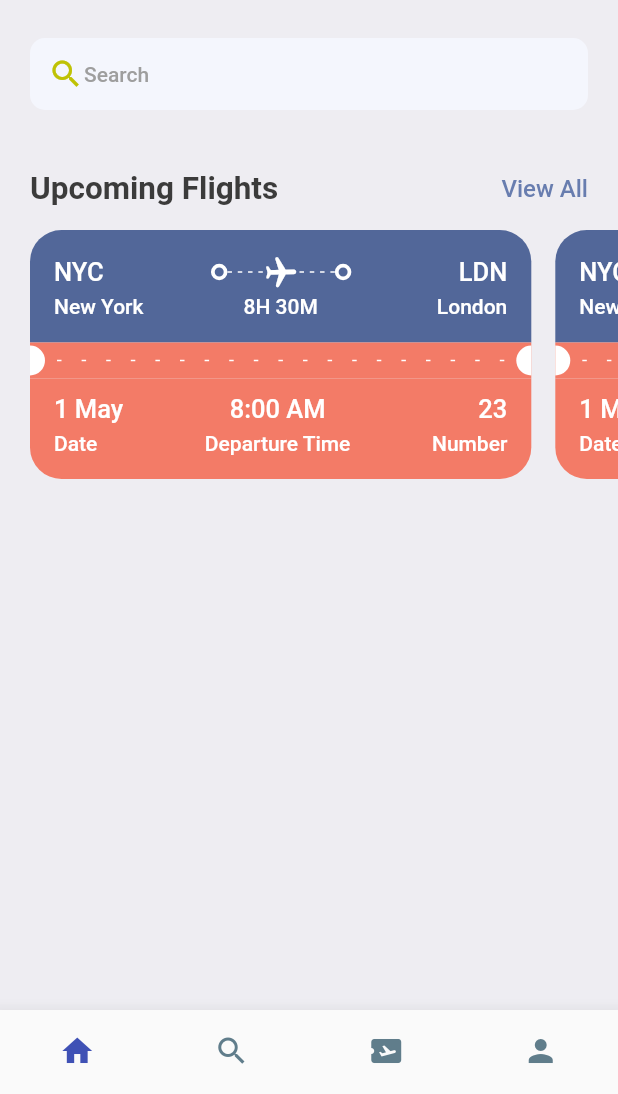
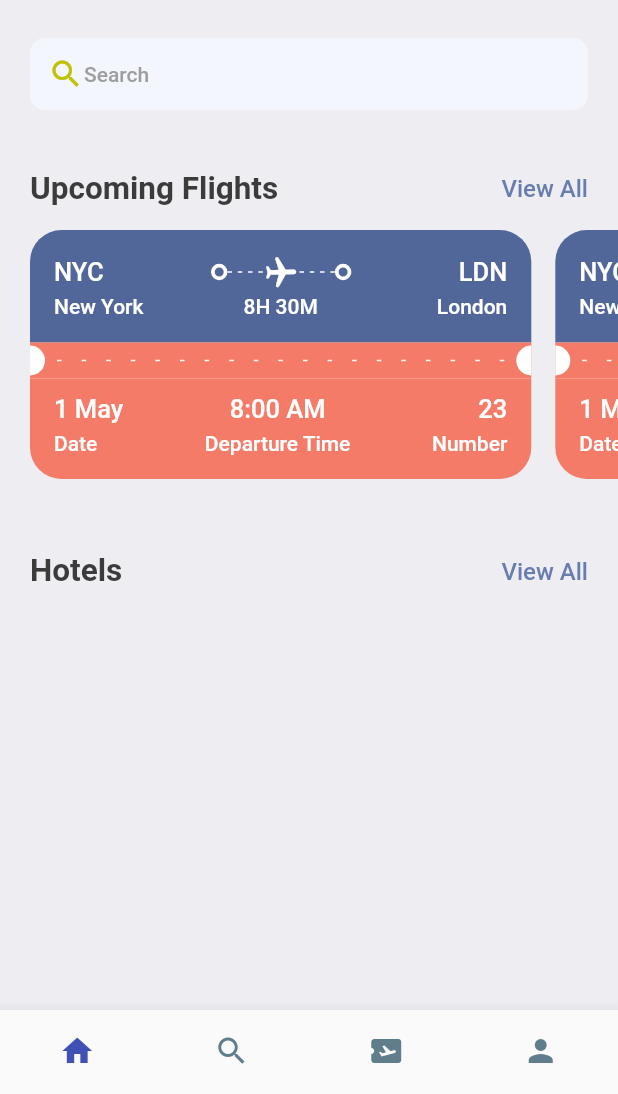
Before and after one commit to greenervigil/flutter_app, a Flutter app: the screen it shows after launch, on a phone screen of 412 x 824 dp, the part 142-1236 px from its top. Run offline on Flutter 3.47's test engine with Material 2 defaults, Android fonts, the phone set to English and light mode, and no system bars; our stand-ins replace gap.

Commit message:
adding hotels section and view all link to home

```diff
--- a/lib/screens/home_screen.dart
+++ b/lib/screens/home_screen.dart
@@ -87,7 +87,7 @@ class HomeScreen extends StatelessWidget {
                         ),
                       ),
                     ],
-                  )
+                  ),
                 ],
               ),
             ),
@@ -102,6 +102,27 @@ class HomeScreen extends StatelessWidget {
                 ],
               ),
             ),
+            const Gap(15),
+            Container(
+              padding: const EdgeInsets.symmetric(horizontal: 20),
+              child: Row(
+                mainAxisAlignment: MainAxisAlignment.spaceBetween,
+                children: [
+                  Text(
+                    'Hotels',
+                    style: Styles.headlineStyle2,
+                  ),
+                  InkWell(
+                    onTap: () {},
+                    child: Text(
+                      'View All',
+                      style:
+                          Styles.textStyle.copyWith(color: Styles.primaryColor),
+                    ),
+                  ),
+                ],
+              ),
+            ),
           ],
         ));
   }
```
